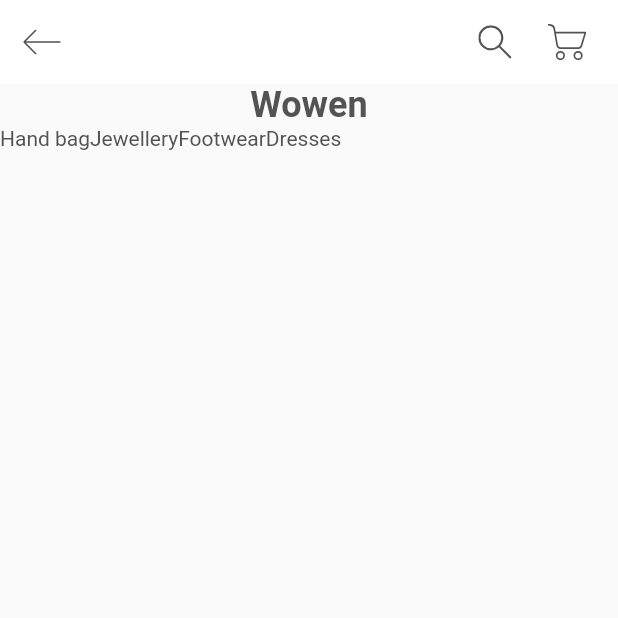
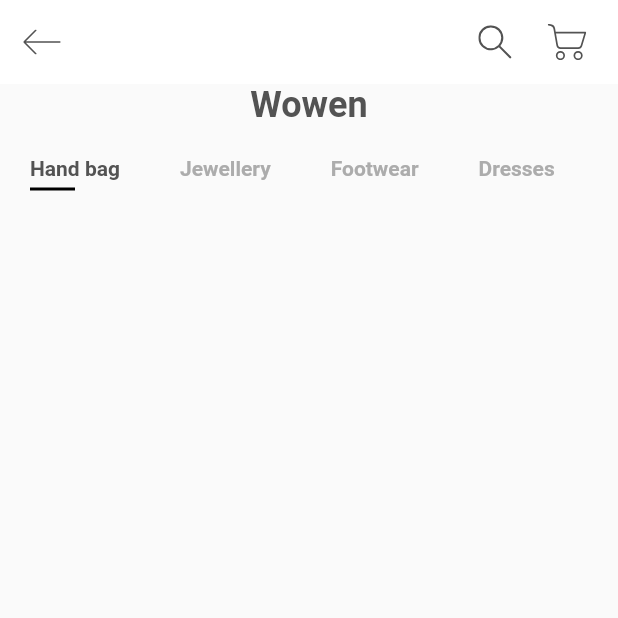
Before and after one commit to apingfirman20/olshop_ui, a Flutter app: the screen it shows after launch, on a phone screen of 412 x 824 dp, the top half of it. Run offline on Flutter 3.47's test engine with Material 2 defaults, Android fonts, the phone set to English and light mode, and no system bars; our stand-ins replace flutter_svg.

Commit message:
add categories-text with tap function

```diff
--- a/lib/screens/home/components/body.dart
+++ b/lib/screens/home/components/body.dart
@@ -1,5 +1,7 @@
 import 'package:flutter/material.dart';
 import 'package:olshop_ui/constants.dart';
+
+import 'categories.dart';
 
 class Body extends StatelessWidget {
   @override
@@ -21,26 +23,3 @@ class Body extends StatelessWidget {
     );
   }
 }
-
-class Categories extends StatefulWidget {
-  @override
-  _CategoriesState createState() => _CategoriesState();
-}
-
-class _CategoriesState extends State<Categories> {
-  List<String> categories = ['Hand bag', 'Jewellery', 'Footwear', 'Dresses'];
-
-  int selectedIndex = 0;
-
-  @override
-  Widget build(BuildContext context) {
-    return SizedBox(
-      height: 25,
-      child: ListView.builder(
-        scrollDirection: Axis.horizontal,
-        itemCount: categories.length,
-        itemBuilder: (context, index) => Text(categories[index]),
-      ),
-    );
-  }
-}
--- /dev/null
+++ b/lib/screens/home/components/categories.dart
@@ -0,0 +1,61 @@
+
+import 'package:flutter/material.dart';
+
+import '../../../constants.dart';
+
+class Categories extends StatefulWidget {
+  @override
+  _CategoriesState createState() => _CategoriesState();
+}
+
+class _CategoriesState extends State<Categories> {
+  List<String> categories = ['Hand bag', 'Jewellery', 'Footwear', 'Dresses'];
+
+  int selectedIndex = 0;
+
+  @override
+  Widget build(BuildContext context) {
+    return Padding(
+      padding: const EdgeInsets.symmetric(vertical: kDefaultPaddin),
+      child: SizedBox(
+        height: 25,
+        child: ListView.builder(
+          scrollDirection: Axis.horizontal,
+          itemCount: categories.length,
+          itemBuilder: (context, index) => buildCategoriesText(index),
+        ),
+      ),
+    );
+  }
+
+  Widget buildCategoriesText(int index) {
+    return GestureDetector(
+      onTap: () {
+        setState(() {
+          selectedIndex = index;
+        });
+      },
+      child: Padding(
+        padding: const EdgeInsets.symmetric(horizontal: kDefaultPaddin),
+        child: Column(
+          crossAxisAlignment: CrossAxisAlignment.start,
+          children: [
+            Text(
+              categories[index],
+              style: TextStyle(
+                fontWeight: FontWeight.bold,
+                color: selectedIndex == index ? kTextColor : kTextLightColor,
+              ),
+            ),
+            Container(
+              margin: EdgeInsets.only(top: kDefaultPaddin / 4),
+              height: 2,
+              width: 30,
+              color: selectedIndex == index ? Colors.black : Colors.transparent,
+            )
+          ],
+        ),
+      ),
+    );
+  }
+}
```
